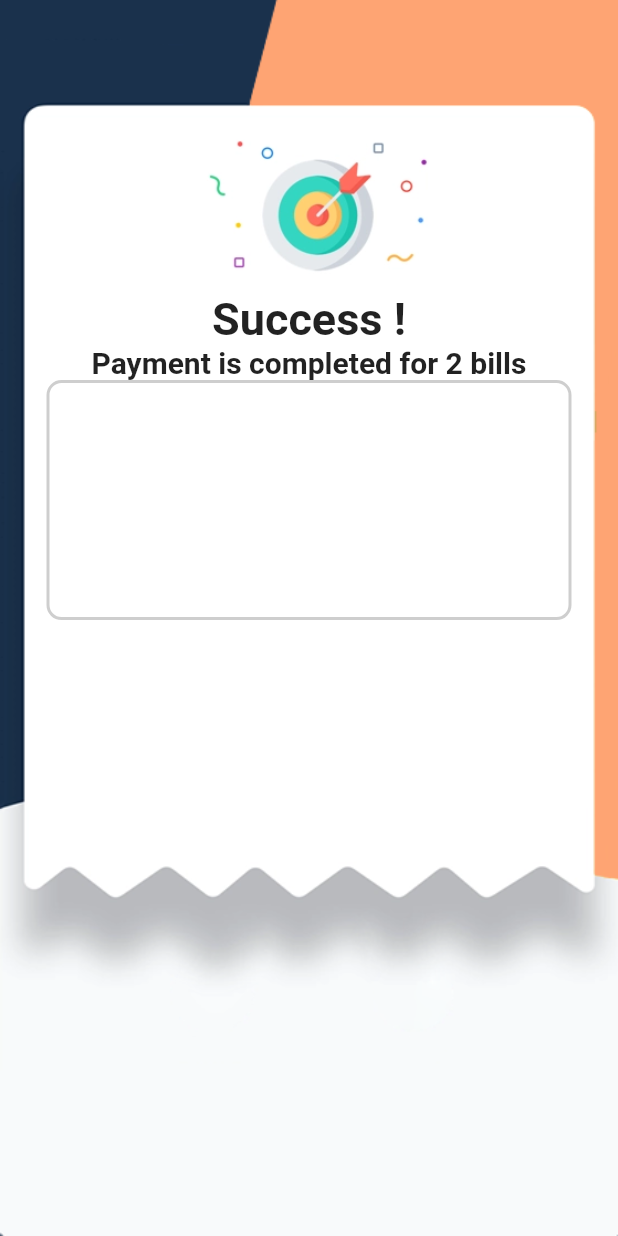
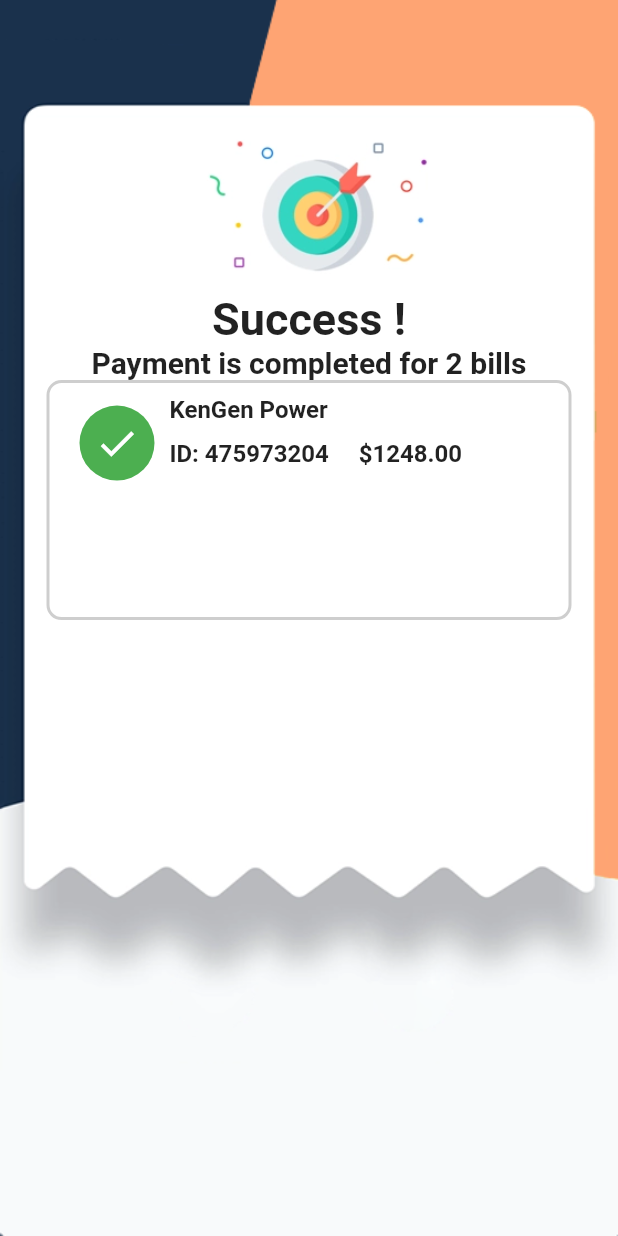
Before and after one commit to Reagandennis/flutter_payment_app_starter, a Flutter app: the screen it shows after launch, on a phone screen of 412 x 824 dp. Run offline on Flutter 3.47's test engine with Material 2 defaults, Android fonts, the phone set to English and light mode, and no system bars.

Commit message:
column content for the first payment complete

```diff
--- a/lib/pages/payment_page.dart
+++ b/lib/pages/payment_page.dart
@@ -50,6 +50,81 @@
                   borderRadius: BorderRadius.circular(10),
                   border: Border.all(
                       width: 2, color: Colors.grey.withOpacity(0.5))),
+              child: Container(
+                child: Column(
+                  children: [
+                    Row(
+                      children: [
+                        Container(
+                          margin: const EdgeInsets.only(
+                            top: 15,
+                            left: 20,
+                          ),
+                          width: 50,
+                          height: 50,
+                          decoration: BoxDecoration(
+                              borderRadius: BorderRadius.circular(25),
+                              color: Colors.green),
+                          child: Icon(
+                            Icons.done,
+                            size: 30,
+                            color: Colors.white,
+                          ),
+                        ),
+                        SizedBox(
+                          width: 10,
+                        ),
+                        Column(
+                          crossAxisAlignment: CrossAxisAlignment.start,
+                          children: [
+                            Text(
+                              "KenGen Power",
+                              style: TextStyle(
+                                  fontSize: 16,
+                                  fontWeight: FontWeight.bold,
+                                  color: AppColor.mainColor),
+                            ),
+                            SizedBox(
+                              height: 10,
+                            ),
+                            Text(
+                              "ID: 475973204",
+                              style: TextStyle(
+                                  fontSize: 16,
+                                  fontWeight: FontWeight.bold,
+                                  color: AppColor.idColor),
+                            ),
+                          ],
+                        ),
+                        SizedBox(
+                          width: 20,
+                        ),
+                        Column(
+                          children: [
+                            Text(
+                              "",
+                              style: TextStyle(
+                                  fontSize: 16,
+                                  fontWeight: FontWeight.w700,
+                                  color: AppColor.mainColor),
+                            ),
+                            SizedBox(
+                              height: 10,
+                            ),
+                            Text(
+                              "\$1248.00",
+                              style: TextStyle(
+                                  fontSize: 16,
+                                  fontWeight: FontWeight.w700,
+                                  color: AppColor.mainColor),
+                            )
+                          ],
+                        )
+                      ],
+                    )
+                  ],
+                ),
+              ),
             )
           ],
         ),
```
